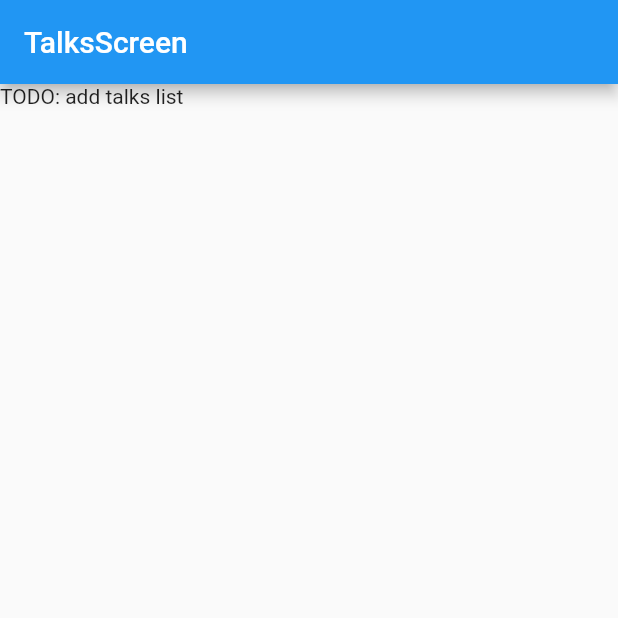
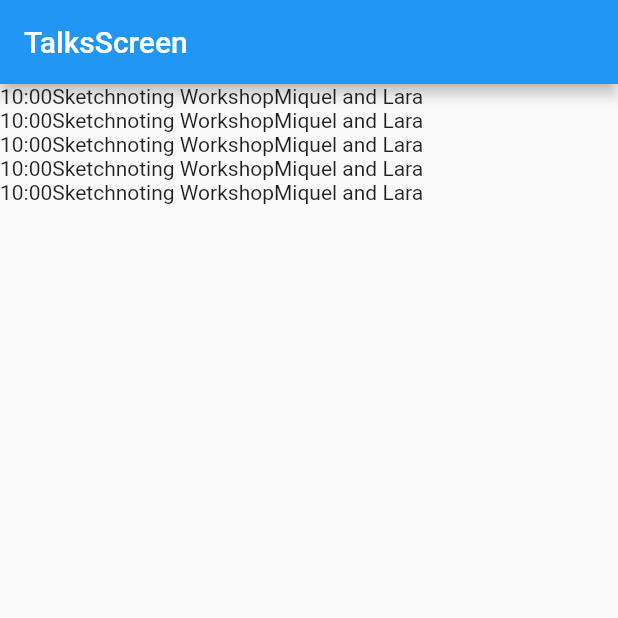
Before and after one commit to KawaiiTech/conference-flutter-app, a Flutter app: the screen it shows after launch, on a phone screen of 412 x 824 dp, the top half of it. Run offline on Flutter 3.47's test engine with Material 2 defaults, Android fonts, the phone set to English and light mode, and no system bars.

Commit message:
Add TalkListRow widget, display mocked data

```diff
--- /dev/null
+++ b/dachfest/lib/presentation/talk_row.dart
@@ -0,0 +1,21 @@
+import 'package:dachfest/data/talk.dart';
+import 'package:flutter/material.dart';
+
+class TalkListRow extends StatelessWidget {
+  final Talk talk;
+
+  TalkListRow(
+    this.talk,
+  ) : assert(talk != null);
+
+  @override
+  Widget build(BuildContext context) {
+    return Row(
+      children: <Widget>[
+        Text(talk.time),
+        Text(talk.title),
+        Text(talk.author),
+      ],
+    );
+  }
+}
--- a/dachfest/lib/presentation/talks_screen.dart
+++ b/dachfest/lib/presentation/talks_screen.dart
@@ -1,13 +1,43 @@
+import 'package:dachfest/data/talk.dart';
+import 'package:dachfest/presentation/talk_row.dart';
 import 'package:flutter/material.dart';
 
 class TalksScreen extends StatelessWidget {
+  final List<Talk> talks = [
+    Talk(
+        time: "10:00",
+        title: "Sketchnoting Workshop",
+        author: "Miquel and Lara"),
+    Talk(
+        time: "10:00",
+        title: "Sketchnoting Workshop",
+        author: "Miquel and Lara"),
+    Talk(
+        time: "10:00",
+        title: "Sketchnoting Workshop",
+        author: "Miquel and Lara"),
+    Talk(
+        time: "10:00",
+        title: "Sketchnoting Workshop",
+        author: "Miquel and Lara"),
+    Talk(
+        time: "10:00",
+        title: "Sketchnoting Workshop",
+        author: "Miquel and Lara"),
+  ];
+
   @override
   Widget build(BuildContext context) {
     return Scaffold(
       appBar: AppBar(
         title: Text("TalksScreen"),
       ),
-      body: Text("TODO: add talks list"),
+      body: ListView.builder(
+        itemCount: talks.length,
+        itemBuilder: (BuildContext context, int index) => TalkListRow(
+              talks[index],
+            ),
+      ),
     );
   }
 }
```
